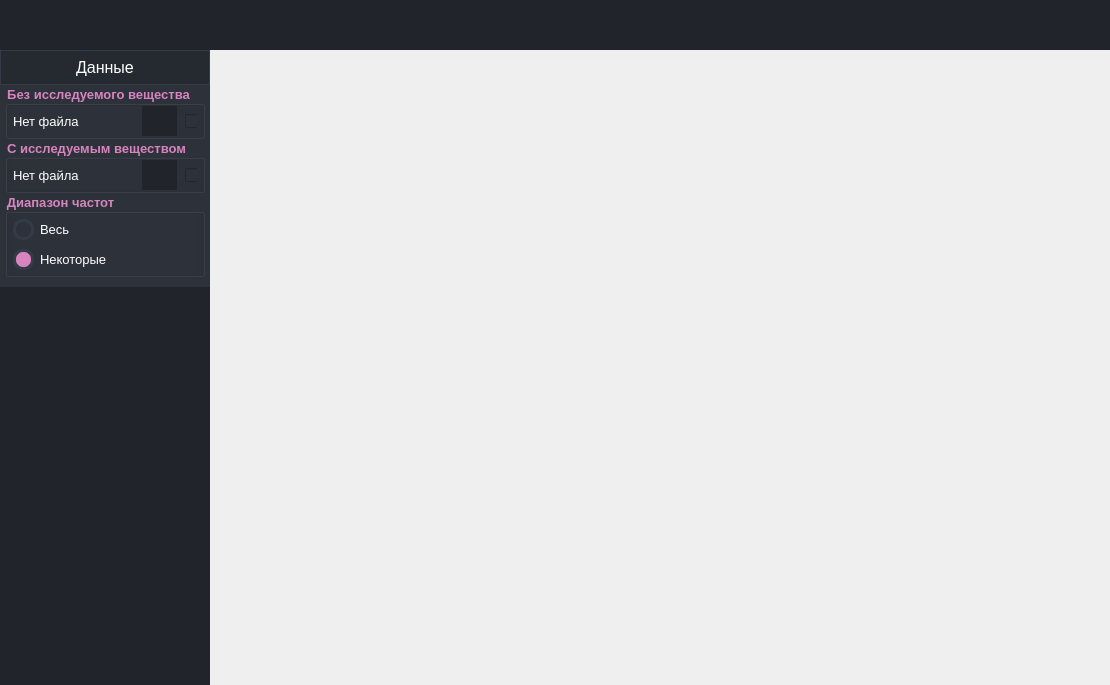
This is gui.ui in SkorEgor/Detector-Threshold as Qt 5 draws it before an edit. The edited form follows.
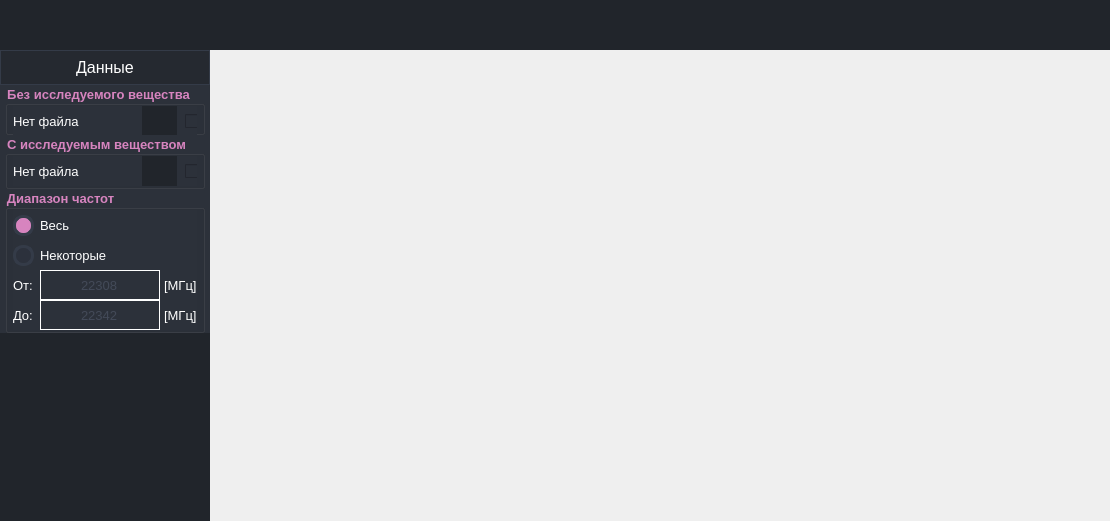
This is the edited form. Icons and pictures are not drawn.

Commit message: done_item_data

```diff
--- a/gui.ui
+++ b/gui.ui
@@ -7,7 +7,7 @@
     <x>0</x>
     <y>0</y>
     <width>1110</width>
-    <height>685</height>
+    <height>521</height>
    </rect>
   </property>
   <property name="windowTitle">
@@ -35,6 +35,45 @@
     background: 3px solid rgb(215, 132, 191);
 	border: 3px solid rgb(52, 59, 72);	
 }
+/* /////////////////////////////////////////////////////////////////////////////////////////////////
+ScrollBars */
+ QScrollBar:vertical {
+	border: none;
+    background: rgb(52, 59, 72);
+    width: 8px;
+    margin: 21px 0 21px 0;
+	border-radius: 0px;
+ }
+ QScrollBar::handle:vertical {	
+	background: rgb(189, 147, 249);
+    min-height: 25px;
+	border-radius: 4px
+ }
+ QScrollBar::add-line:vertical {
+     border: none;
+    background: rgb(55, 63, 77);
+     height: 20px;
+	border-bottom-left-radius: 4px;
+    border-bottom-right-radius: 4px;
+     subcontrol-position: bottom;
+     subcontrol-origin: margin;
+ }
+ QScrollBar::sub-line:vertical {
+	border: none;
+    background: rgb(55, 63, 77);
+     height: 20px;
+	border-top-left-radius: 4px;
+    border-top-right-radius: 4px;
+     subcontrol-position: top;
+     subcontrol-origin: margin;
+ }
+ QScrollBar::up-arrow:vertical, QScrollBar::down-arrow:vertical {
+     background: rgb(160, 126, 212);
+ }
+
+ QScrollBar::add-page:vertical, QScrollBar::sub-page:vertical {
+     background: none;
+ }
 </string>
   </property>
   <property name="sizeGripEnabled">
@@ -140,9 +179,18 @@
          </property>
          <item>
           <widget class="QScrollArea" name="scrollArea_menu_body">
+           <property name="tabletTracking">
+            <bool>false</bool>
+           </property>
+           <property name="styleSheet">
+            <string notr="true"/>
+           </property>
            <property name="frameShape">
             <enum>QFrame::NoFrame</enum>
            </property>
+           <property name="frameShadow">
+            <enum>QFrame::Sunken</enum>
+           </property>
            <property name="lineWidth">
             <number>1</number>
            </property>
@@ -167,7 +215,7 @@
               <x>0</x>
               <y>0</y>
               <width>210</width>
-              <height>635</height>
+              <height>471</height>
              </rect>
             </property>
             <layout class="QVBoxLayout" name="Layout_scroll_menu">
@@ -257,6 +305,12 @@
                        <height>35</height>
                       </size>
                      </property>
+                     <property name="maximumSize">
+                      <size>
+                       <width>16777215</width>
+                       <height>35</height>
+                      </size>
+                     </property>
                      <property name="font">
                       <font>
                        <pointsize>12</pointsize>
@@ -306,6 +360,10 @@
                      <property name="text">
                       <string>Данные</string>
                      </property>
+                     <property name="icon">
+                      <iconset resource="res.qrc">
+                       <normaloff>:/checkbox_status_success/resource/checkbox_status_success/check_error_purple_24dp.svg</normaloff>:/checkbox_status_success/resource/checkbox_status_success/check_error_purple_24dp.svg</iconset>
+                     </property>
                      <property name="iconSize">
                       <size>
                        <width>0</width>
@@ -316,7 +374,7 @@
                       <bool>true</bool>
                      </property>
                      <property name="checked">
-                      <bool>false</bool>
+                      <bool>true</bool>
                      </property>
                      <property name="autoRepeat">
                       <bool>false</bool>
@@ -354,7 +412,7 @@
                     <number>5</number>
                    </property>
                    <property name="bottomMargin">
-                    <number>10</number>
+                    <number>0</number>
                    </property>
                    <item>
                     <widget class="QGroupBox" name="groupBox_no_gas">
@@ -364,6 +422,12 @@
                        <height>50</height>
                       </size>
                      </property>
+                     <property name="maximumSize">
+                      <size>
+                       <width>16777215</width>
+                       <height>50</height>
+                      </size>
+                     </property>
                      <property name="sizeIncrement">
                       <size>
                        <width>0</width>
@@ -427,7 +491,19 @@
                        <number>0</number>
                       </property>
                       <item>
-                       <widget class="QLabel" name="label_file_name_no_gas">
+                       <widget class="QLabel" name="label_text_file_name_no_gas">
+                        <property name="minimumSize">
+                         <size>
+                          <width>0</width>
+                          <height>30</height>
+                         </size>
+                        </property>
+                        <property name="maximumSize">
+                         <size>
+                          <width>16777215</width>
+                          <height>30</height>
+                         </size>
+                        </property>
                         <property name="text">
                          <string>Нет файла</string>
                         </property>
@@ -453,6 +529,24 @@
                           <height>30</height>
                          </size>
                         </property>
+                        <property name="maximumSize">
+                         <size>
+                          <width>16777215</width>
+                          <height>30</height>
+                         </size>
+                        </property>
+                        <property name="cursor">
+                         <cursorShape>PointingHandCursor</cursorShape>
+                        </property>
+                        <property name="whatsThis">
+                         <string/>
+                        </property>
+                        <property name="accessibleName">
+                         <string/>
+                        </property>
+                        <property name="accessibleDescription">
+                         <string/>
+                        </property>
                         <property name="styleSheet">
                          <string notr="true">/*Стандартное состояние для кнопки*/
 QPushButton {
@@ -496,9 +590,24 @@
                         <property name="minimumSize">
                          <size>
                           <width>0</width>
-                          <height>0</height>
+                          <height>30</height>
                          </size>
                         </property>
+                        <property name="maximumSize">
+                         <size>
+                          <width>16777215</width>
+                          <height>30</height>
+                         </size>
+                        </property>
+                        <property name="whatsThis">
+                         <string/>
+                        </property>
+                        <property name="accessibleName">
+                         <string/>
+                        </property>
+                        <property name="accessibleDescription">
+                         <string/>
+                        </property>
                         <property name="styleSheet">
                          <string notr="true">/* Стандартное состояние*/
 QCheckBox{
@@ -603,7 +712,19 @@
                        <number>0</number>
                       </property>
                       <item>
-                       <widget class="QLabel" name="label_file_name_with_gas">
+                       <widget class="QLabel" name="label_text_file_name_with_gas">
+                        <property name="minimumSize">
+                         <size>
+                          <width>0</width>
+                          <height>30</height>
+                         </size>
+                        </property>
+                        <property name="maximumSize">
+                         <size>
+                          <width>16777215</width>
+                          <height>30</height>
+                         </size>
+                        </property>
                         <property name="text">
                          <string>Нет файла</string>
                         </property>
@@ -625,10 +746,19 @@
                         </property>
                         <property name="minimumSize">
                          <size>
-                          <width>30</width>
+                          <width>0</width>
                           <height>30</height>
                          </size>
                         </property>
+                        <property name="maximumSize">
+                         <size>
+                          <width>16777215</width>
+                          <height>30</height>
+                         </size>
+                        </property>
+                        <property name="cursor">
+                         <cursorShape>PointingHandCursor</cursorShape>
+                        </property>
                         <property name="styleSheet">
                          <string notr="true">/*Стандартное состояние для кнопки*/
 QPushButton {
@@ -672,7 +802,13 @@
                         <property name="minimumSize">
                          <size>
                           <width>0</width>
-                          <height>0</height>
+                          <height>30</height>
+                         </size>
+                        </property>
+                        <property name="maximumSize">
+                         <size>
+                          <width>16777215</width>
+                          <height>30</height>
                          </size>
                         </property>
                         <property name="styleSheet">
@@ -710,11 +846,17 @@
                     </widget>
                    </item>
                    <item>
-                    <widget class="QGroupBox" name="groupBox_with_gas_2">
+                    <widget class="QGroupBox" name="groupBox_frequency_range">
                      <property name="minimumSize">
                       <size>
                        <width>0</width>
-                       <height>50</height>
+                       <height>90</height>
+                      </size>
+                     </property>
+                     <property name="maximumSize">
+                      <size>
+                       <width>16777215</width>
+                       <height>16777215</height>
                       </size>
                      </property>
                      <property name="sizeIncrement">
@@ -762,7 +904,7 @@
                      <property name="checkable">
                       <bool>false</bool>
                      </property>
-                     <layout class="QVBoxLayout" name="verticalLayout">
+                     <layout class="QVBoxLayout" name="layout_frequency_range">
                       <property name="spacing">
                        <number>0</number>
                       </property>
@@ -779,37 +921,299 @@
                        <number>0</number>
                       </property>
                       <item>
-                       <widget class="QRadioButton" name="radioButton">
+                       <widget class="QRadioButton" name="radioButton_all_range">
                         <property name="minimumSize">
                          <size>
                           <width>0</width>
                           <height>30</height>
                          </size>
                         </property>
+                        <property name="cursor">
+                         <cursorShape>PointingHandCursor</cursorShape>
+                        </property>
                         <property name="text">
                          <string>Весь</string>
                         </property>
                         <property name="checked">
-                         <bool>false</bool>
-                        </property>
-                       </widget>
-                      </item>
-                      <item>
-                       <widget class="QRadioButton" name="radioButton_2">
-                        <property name="minimumSize">
-                         <size>
-                          <width>0</width>
-                          <height>30</height>
-                         </size>
-                        </property>
-                        <property name="text">
-                         <string>Некоторые</string>
-                        </property>
-                        <property name="checked">
                          <bool>true</bool>
                         </property>
                        </widget>
                       </item>
+                      <item>
+                       <widget class="QRadioButton" name="radioButton_selected_range">
+                        <property name="minimumSize">
+                         <size>
+                          <width>0</width>
+                          <height>30</height>
+                         </size>
+                        </property>
+                        <property name="cursor">
+                         <cursorShape>PointingHandCursor</cursorShape>
+                        </property>
+                        <property name="text">
+                         <string>Некоторые</string>
+                        </property>
+                        <property name="checked">
+                         <bool>false</bool>
+                        </property>
+                       </widget>
+                      </item>
+                      <item>
+                       <widget class="QWidget" name="widget_start_range" native="true">
+                        <property name="sizePolicy">
+                         <sizepolicy hsizetype="Ignored" vsizetype="Preferred">
+                          <horstretch>0</horstretch>
+                          <verstretch>0</verstretch>
+                         </sizepolicy>
+                        </property>
+                        <property name="minimumSize">
+                         <size>
+                          <width>0</width>
+                          <height>30</height>
+                         </size>
+                        </property>
+                        <layout class="QHBoxLayout" name="layout_start_range">
+                         <property name="spacing">
+                          <number>0</number>
+                         </property>
+                         <property name="sizeConstraint">
+                          <enum>QLayout::SetDefaultConstraint</enum>
+                         </property>
+                         <property name="leftMargin">
+                          <number>0</number>
+                         </property>
+                         <property name="topMargin">
+                          <number>0</number>
+                         </property>
+                         <property name="rightMargin">
+                          <number>0</number>
+                         </property>
+                         <property name="bottomMargin">
+                          <number>0</number>
+                         </property>
+                         <item>
+                          <widget class="QLabel" name="label_text_start_range">
+                           <property name="sizePolicy">
+                            <sizepolicy hsizetype="Preferred" vsizetype="Preferred">
+                             <horstretch>0</horstretch>
+                             <verstretch>0</verstretch>
+                            </sizepolicy>
+                           </property>
+                           <property name="minimumSize">
+                            <size>
+                             <width>0</width>
+                             <height>30</height>
+                            </size>
+                           </property>
+                           <property name="text">
+                            <string>От: </string>
+                           </property>
+                          </widget>
+                         </item>
+                         <item>
+                          <widget class="QLineEdit" name="lineEdit_start_range">
+                           <property name="enabled">
+                            <bool>false</bool>
+                           </property>
+                           <property name="sizePolicy">
+                            <sizepolicy hsizetype="Expanding" vsizetype="Fixed">
+                             <horstretch>0</horstretch>
+                             <verstretch>0</verstretch>
+                            </sizepolicy>
+                           </property>
+                           <property name="minimumSize">
+                            <size>
+                             <width>0</width>
+                             <height>30</height>
+                            </size>
+                           </property>
+                           <property name="maximumSize">
+                            <size>
+                             <width>120</width>
+                             <height>30</height>
+                            </size>
+                           </property>
+                           <property name="styleSheet">
+                            <string notr="true">/* Стиль по умолчанию */
+QLineEdit:enabled{
+	background-color:rgb(44, 49, 58); /* Устанавливаем цвет заливки */
+	border: 2px solid rgb(255, 255, 255);
+}
+
+/* Если поле отключено */
+QLineEdit:disabled {
+	background-color:  rgba(67, 74, 88, 0); /* Устанавливаем цвет заливки */
+	border: 1px solid rgb(255, 255, 255); 
+	color: rgb(67, 74, 88);
+}</string>
+                           </property>
+                           <property name="text">
+                            <string notr="true">22308</string>
+                           </property>
+                           <property name="maxLength">
+                            <number>10</number>
+                           </property>
+                           <property name="alignment">
+                            <set>Qt::AlignCenter</set>
+                           </property>
+                           <property name="dragEnabled">
+                            <bool>false</bool>
+                           </property>
+                          </widget>
+                         </item>
+                         <item>
+                          <widget class="QLabel" name="label_text_units_start_range">
+                           <property name="sizePolicy">
+                            <sizepolicy hsizetype="Preferred" vsizetype="Preferred">
+                             <horstretch>0</horstretch>
+                             <verstretch>0</verstretch>
+                            </sizepolicy>
+                           </property>
+                           <property name="minimumSize">
+                            <size>
+                             <width>0</width>
+                             <height>30</height>
+                            </size>
+                           </property>
+                           <property name="text">
+                            <string> [МГц]</string>
+                           </property>
+                           <property name="alignment">
+                            <set>Qt::AlignCenter</set>
+                           </property>
+                          </widget>
+                         </item>
+                        </layout>
+                       </widget>
+                      </item>
+                      <item>
+                       <widget class="QWidget" name="widget_end_range" native="true">
+                        <property name="sizePolicy">
+                         <sizepolicy hsizetype="Ignored" vsizetype="Preferred">
+                          <horstretch>0</horstretch>
+                          <verstretch>0</verstretch>
+                         </sizepolicy>
+                        </property>
+                        <property name="minimumSize">
+                         <size>
+                          <width>0</width>
+                          <height>30</height>
+                         </size>
+                        </property>
+                        <layout class="QHBoxLayout" name="layout_end_range">
+                         <property name="spacing">
+                          <number>0</number>
+                         </property>
+                         <property name="sizeConstraint">
+                          <enum>QLayout::SetDefaultConstraint</enum>
+                         </property>
+                         <property name="leftMargin">
+                          <number>0</number>
+                         </property>
+                         <property name="topMargin">
+                          <number>0</number>
+                         </property>
+                         <property name="rightMargin">
+                          <number>0</number>
+                         </property>
+                         <property name="bottomMargin">
+                          <number>0</number>
+                         </property>
+                         <item>
+                          <widget class="QLabel" name="label_text_end_range">
+                           <property name="sizePolicy">
+                            <sizepolicy hsizetype="Preferred" vsizetype="Preferred">
+                             <horstretch>0</horstretch>
+                             <verstretch>0</verstretch>
+                            </sizepolicy>
+                           </property>
+                           <property name="minimumSize">
+                            <size>
+                             <width>0</width>
+                             <height>30</height>
+                            </size>
+                           </property>
+                           <property name="text">
+                            <string>До: </string>
+                           </property>
+                          </widget>
+                         </item>
+                         <item>
+                          <widget class="QLineEdit" name="lineEdit_end_range">
+                           <property name="enabled">
+                            <bool>false</bool>
+                           </property>
+                           <property name="sizePolicy">
+                            <sizepolicy hsizetype="Expanding" vsizetype="Fixed">
+                             <horstretch>0</horstretch>
+                             <verstretch>0</verstretch>
+                            </sizepolicy>
+                           </property>
+                           <property name="minimumSize">
+                            <size>
+                             <width>120</width>
+                             <height>30</height>
+                            </size>
+                           </property>
+                           <property name="maximumSize">
+                            <size>
+                             <width>120</width>
+                             <height>30</height>
+                            </size>
+                           </property>
+                           <property name="styleSheet">
+                            <string notr="true">/* Стиль по умолчанию */
+QLineEdit:enabled{
+	background-color:rgb(44, 49, 58); /* Устанавливаем цвет заливки */
+	border: 2px solid rgb(255, 255, 255);
+}
+
+/* Если поле отключено */
+QLineEdit:disabled {
+	background-color:  rgba(67, 74, 88, 0); /* Устанавливаем цвет заливки */
+	border: 1px solid rgb(255, 255, 255); 
+	color: rgb(67, 74, 88);
+}</string>
+                           </property>
+                           <property name="text">
+                            <string notr="true">22342</string>
+                           </property>
+                           <property name="maxLength">
+                            <number>10</number>
+                           </property>
+                           <property name="alignment">
+                            <set>Qt::AlignCenter</set>
+                           </property>
+                           <property name="dragEnabled">
+                            <bool>false</bool>
+                           </property>
+                          </widget>
+                         </item>
+                         <item>
+                          <widget class="QLabel" name="label_text_units_end_range">
+                           <property name="sizePolicy">
+                            <sizepolicy hsizetype="Preferred" vsizetype="Preferred">
+                             <horstretch>0</horstretch>
+                             <verstretch>0</verstretch>
+                            </sizepolicy>
+                           </property>
+                           <property name="minimumSize">
+                            <size>
+                             <width>0</width>
+                             <height>30</height>
+                            </size>
+                           </property>
+                           <property name="text">
+                            <string> [МГц]</string>
+                           </property>
+                           <property name="alignment">
+                            <set>Qt::AlignCenter</set>
+                           </property>
+                          </widget>
+                         </item>
+                        </layout>
+                       </widget>
+                      </item>
                      </layout>
                     </widget>
                    </item>
```
Left out of the diff: 40 changed lines with no effect on the pictures. The commit also changes 1 other file.
